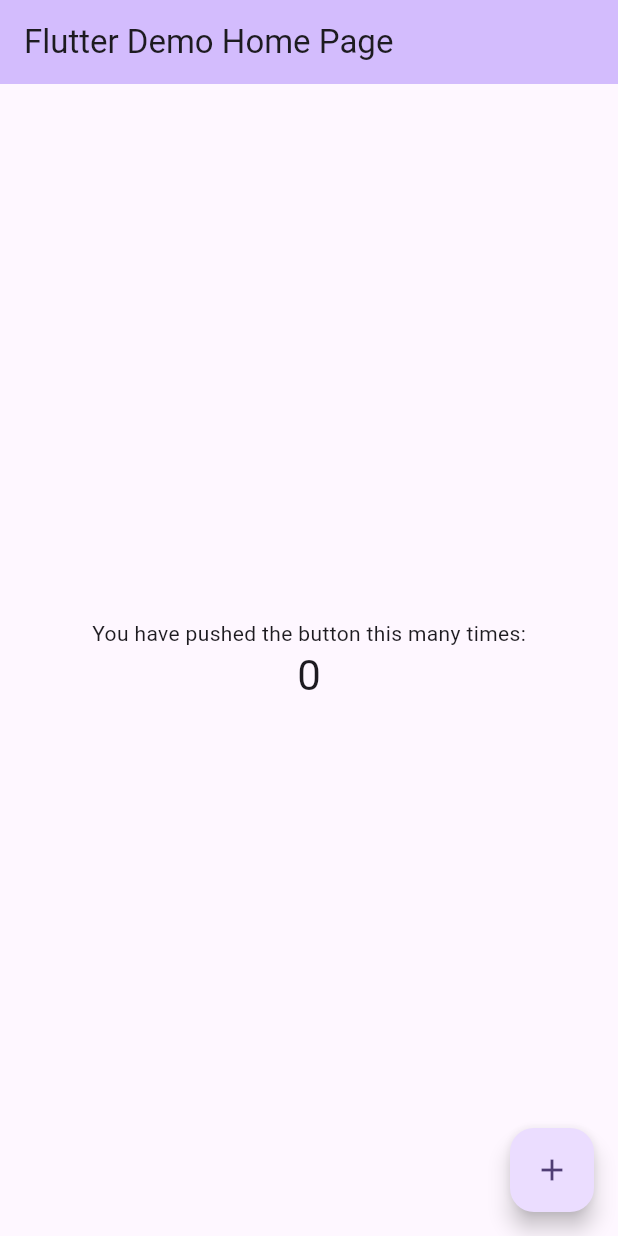
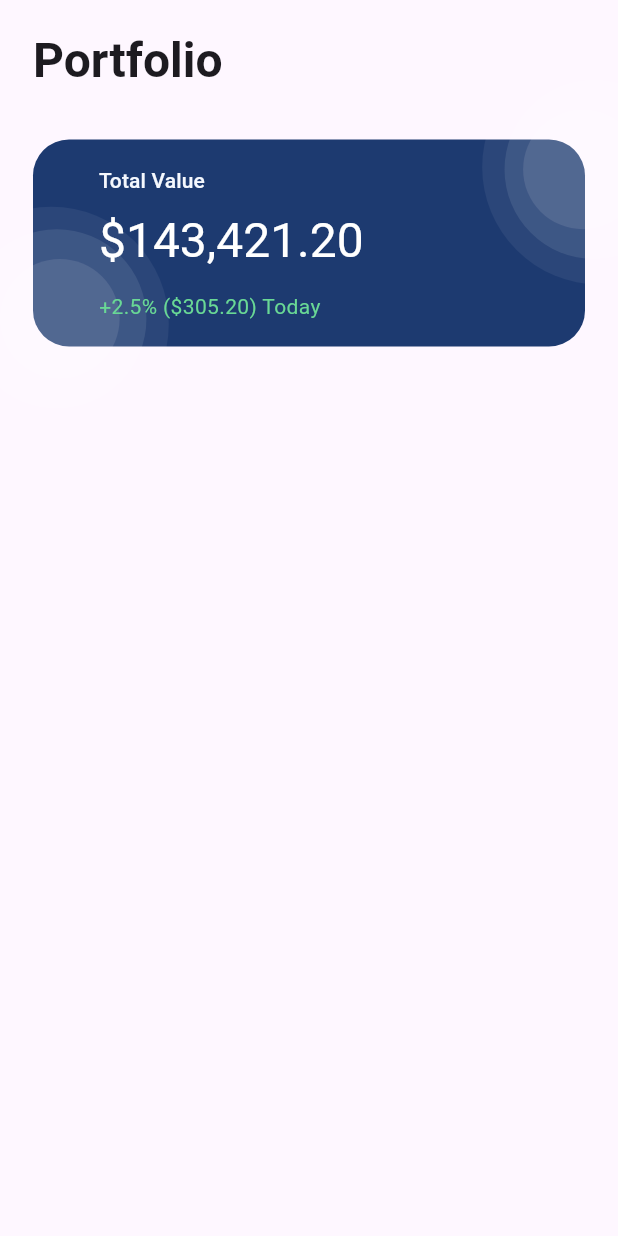
Before and after one commit to MohamedNaif/coin_gecko_graduation_project_metorship, a Flutter app: the screen it shows after launch, on a phone screen of 412 x 824 dp. Run offline on Flutter 3.47's test engine with Material 3 defaults, Android fonts, the phone set to English and light mode, and no system bars; our stand-ins replace audioplayers, cherry_toast, dio, easy_localization, equatable, firebase_core and 7 more; accounts and stored records are empty; generated files the repository leaves out were written again.

Commit message:
feat(portfolio): implement initial UI layout with summary card and bubble background
chore: add responsive size extension for width/height scaling

```diff
--- /dev/null
+++ b/devtools_options.yaml
@@ -0,0 +1,3 @@
+description: This file stores settings for Dart & Flutter DevTools.
+documentation: https://docs.flutter.dev/tools/devtools/extensions#configure-extension-enablement-states
+extensions:
--- a/lib/config/theme/app_colors.dart
+++ b/lib/config/theme/app_colors.dart
@@ -39,6 +39,9 @@ abstract class AppColors {
   static const Color black = Color(0xFF000000);
   static const Color transparent = Colors.transparent;
 
+  static const Color cardSummary = Color(0xff1D3A70);
+  static const Color lightGrayishBlue = Color(0xffF5F8FE);
+
   static const LinearGradient balanceCardDarkGradient = LinearGradient(
     begin: Alignment.topLeft,
     end: Alignment.bottomRight,
--- a/lib/core/extension/context_extention.dart
+++ b/lib/core/extension/context_extention.dart
@@ -6,9 +6,11 @@ extension ContextExtension on BuildContext {
   double get height => MediaQuery.sizeOf(this).height;
   double get width => MediaQuery.sizeOf(this).width;
 }
+
 extension TextThemeHelper on BuildContext {
   TextTheme get textTheme => Theme.of(this).textTheme;
 }
+
 class NavigationService {
   static final GlobalKey<NavigatorState> navigatorKey =
       GlobalKey<NavigatorState>();
@@ -60,7 +62,32 @@ extension ResponsiveAppExtensions on BuildContext {
 
 extension ResponsiveDouble on double {
   double get responsive => ResponsiveFontSize.getResponsiveFontSize(
-    NavigationService.navigatorKey.currentContext!,
-    this,
-  );
+        NavigationService.navigatorKey.currentContext!,
+        this,
+      );
 }
+
+extension ResponsiveContext on BuildContext {
+  double get realScreenWidth => isLandscape
+      ? MediaQuery.of(this).size.height
+      : MediaQuery.of(this).size.width;
+
+  double get realScreenHeight => isLandscape
+      ? MediaQuery.of(this).size.width
+      : MediaQuery.of(this).size.height;
+}
+
+/// Converts design-based width/height to responsive (device-scaled) values.
+extension ResponsiveSize on BuildContext {
+  double widthScale(double designWidth) {
+    final deviceWidth = MediaQuery.sizeOf(this).width;
+    const designScreenWidth = 375;
+    return designWidth * (deviceWidth / designScreenWidth);
+  }
+
+  double heightScale(double designHeight) {
+    final deviceHeight = MediaQuery.sizeOf(this).height;
+    const designScreenHeight = 827;
+    return designHeight * (deviceHeight / designScreenHeight);
+  }
+}
--- /dev/null
+++ b/lib/features/portfolio/page/portfolio_page.dart
@@ -0,0 +1,13 @@
+import 'package:coin_gecko_graduation_project_metorship/features/portfolio/widgets/portfolio_body.dart';
+import 'package:flutter/material.dart';
+
+class PortfolioPage extends StatelessWidget {
+  const PortfolioPage({super.key});
+
+  @override
+  Widget build(BuildContext context) {
+    return Scaffold(
+      body: PortfolioBody(),
+    );
+  }
+}
--- /dev/null
+++ b/lib/features/portfolio/widgets/portfolio_background.dart
@@ -0,0 +1,70 @@
+import 'package:coin_gecko_graduation_project_metorship/core/extension/context_extention.dart';
+import 'package:flutter/material.dart';
+
+class PortfolioBubbleBackground extends StatelessWidget {
+  const PortfolioBubbleBackground({
+    super.key,
+    this.isTopRight = true,
+  });
+
+  final bool isTopRight;
+
+  @override
+  Widget build(BuildContext context) {
+    return Positioned.fill(
+      child: Stack(
+        clipBehavior: Clip.none,
+        children: [
+          _bubble(
+              top: isTopRight
+                  ? context.heightScale(-20)
+                  : context.heightScale(80),
+              sideOffset: isTopRight
+                  ? -context.widthScale(35)
+                  : -context.widthScale(20),
+              size: context.heightScale(80),
+              opacity: 0.10),
+          _bubble(
+              top: isTopRight
+                  ? context.heightScale(-40)
+                  : context.heightScale(60),
+              sideOffset: isTopRight
+                  ? -context.widthScale(60)
+                  : -context.widthScale(40),
+              size: context.heightScale(120),
+              opacity: 0.09),
+          _bubble(
+              top: isTopRight
+                  ? context.heightScale(-60)
+                  : context.heightScale(45),
+              sideOffset: isTopRight
+                  ? -context.widthScale(80)
+                  : -context.widthScale(60),
+              size: context.heightScale(157),
+              opacity: 0.06),
+        ],
+      ),
+    );
+  }
+
+  Widget _bubble({
+    required double top,
+    required double sideOffset,
+    required double size,
+    required double opacity,
+  }) {
+    return Positioned(
+      top: top,
+      right: isTopRight ? sideOffset : null,
+      left: isTopRight ? null : sideOffset,
+      child: Container(
+        width: size,
+        height: size,
+        decoration: BoxDecoration(
+          shape: BoxShape.circle,
+          color: Colors.white.withValues(alpha: opacity),
+        ),
+      ),
+    );
+  }
+}
--- /dev/null
+++ b/lib/features/portfolio/widgets/portfolio_body.dart
@@ -0,0 +1,35 @@
+import 'package:coin_gecko_graduation_project_metorship/core/extension/context_extention.dart';
+import 'package:coin_gecko_graduation_project_metorship/features/portfolio/widgets/portfolio_summary_card.dart';
+import 'package:flutter/material.dart';
+
+class PortfolioBody extends StatelessWidget {
+  const PortfolioBody({super.key});
+
+  @override
+  Widget build(BuildContext context) {
+    return SafeArea(
+      child: CustomScrollView(
+        physics: const BouncingScrollPhysics(),
+        slivers: [
+          SliverPadding(
+            padding: const EdgeInsets.only(right: 22, left: 22, top: 20),
+            sliver: SliverToBoxAdapter(
+              child: Column(
+                crossAxisAlignment: CrossAxisAlignment.start,
+                children: [
+                  Text(
+                    'Portfolio',
+                    style: context.textTheme.headlineLarge
+                        ?.copyWith(fontWeight: FontWeight.w700),
+                  ),
+                  const SizedBox(height: 33),
+                  const PortfolioSummaryCard(),
+                ],
+              ),
+            ),
+          ),
+        ],
+      ),
+    );
+  }
+}
--- /dev/null
+++ b/lib/features/portfolio/widgets/portfolio_summary_card.dart
@@ -0,0 +1,38 @@
+import 'package:coin_gecko_graduation_project_metorship/config/theme/app_colors.dart';
+import 'package:coin_gecko_graduation_project_metorship/features/portfolio/widgets/portfolio_background.dart';
+import 'package:coin_gecko_graduation_project_metorship/features/portfolio/widgets/portfolio_summary_content.dart';
+import 'package:flutter/material.dart';
+
+class PortfolioSummaryCard extends StatelessWidget {
+  const PortfolioSummaryCard({super.key});
+
+  @override
+  Widget build(BuildContext context) {
+    return Container(
+      width: double.infinity,
+      decoration: _decoration(),
+      child: Stack(
+        clipBehavior: Clip.none,
+        children: [
+          const PortfolioBubbleBackground(
+            isTopRight: false,
+          ),
+          const PortfolioBubbleBackground(
+            isTopRight: true,
+          ),
+          Padding(
+            padding: const EdgeInsets.symmetric(horizontal: 44, vertical: 17),
+            child: PortfolioSummaryContent(),
+          ),
+        ],
+      ),
+    );
+  }
+
+  BoxDecoration _decoration() {
+    return BoxDecoration(
+      borderRadius: BorderRadius.circular(24),
+      color: AppColors.cardSummary,
+    );
+  }
+}
--- /dev/null
+++ b/lib/features/portfolio/widgets/portfolio_summary_content.dart
@@ -0,0 +1,36 @@
+import 'package:coin_gecko_graduation_project_metorship/config/theme/app_colors.dart';
+import 'package:coin_gecko_graduation_project_metorship/core/extension/context_extention.dart';
+import 'package:flutter/material.dart';
+
+class PortfolioSummaryContent extends StatelessWidget {
+  const PortfolioSummaryContent({
+    super.key,
+  });
+
+  @override
+  Widget build(BuildContext context) {
+    return Column(
+      crossAxisAlignment: CrossAxisAlignment.start,
+      children: [
+        Text(
+          'Total Value',
+          style: context.textTheme.labelLarge
+              ?.copyWith(color: AppColors.lightGrayishBlue),
+        ),
+        SizedBox(height: 10),
+        Text(
+          '\$143,421.20',
+          style: context.textTheme.headlineLarge?.copyWith(
+            color: Colors.white,
+          ),
+        ),
+        SizedBox(height: 14),
+        Text(
+          '+2.5% (\$305.20) Today',
+          style: context.textTheme.bodyMedium
+              ?.copyWith(color: AppColors.successLight),
+        ),
+      ],
+    );
+  }
+}
--- a/lib/main.dart
+++ b/lib/main.dart
@@ -1,9 +1,8 @@
-import 'package:coin_gecko_graduation_project_metorship/config/routing/app_router.dart';
-import 'package:coin_gecko_graduation_project_metorship/core/di/di.dart';
+import 'package:coin_gecko_graduation_project_metorship/features/portfolio/page/portfolio_page.dart';
 import 'package:flutter/material.dart';
 
 void main() {
-  configureDependencies();
+  // configureDependencies();
   runApp(const MyApp());
 }
 
@@ -14,114 +13,8 @@ class MyApp extends StatelessWidget {
   @override
   Widget build(BuildContext context) {
     return MaterialApp(
-      title: 'Flutter Demo',
       debugShowCheckedModeBanner: false,
-      onGenerateRoute: AppRouter().generateRoute,
-      theme: ThemeData(
-        // This is the theme of your application.
-        //
-        // TRY THIS: Try running your application with "flutter run". You'll see
-        // the application has a purple toolbar. Then, without quitting the app,
-        // try changing the seedColor in the colorScheme below to Colors.green
-        // and then invoke "hot reload" (save your changes or press the "hot
-        // reload" button in a Flutter-supported IDE, or press "r" if you used
-        // the command line to start the app).
-        //
-        // Notice that the counter didn't reset back to zero; the application
-        // state is not lost during the reload. To reset the state, use hot
-        // restart instead.
-        //
-        // This works for code too, not just values: Most code changes can be
-        // tested with just a hot reload.
-        colorScheme: ColorScheme.fromSeed(seedColor: Colors.deepPurple),
-      ),
-      home: const MyHomePage(title: 'Flutter Demo Home Page'),
+      home: const PortfolioPage(),
     );
   }
 }
-
-class MyHomePage extends StatefulWidget {
-  const MyHomePage({super.key, required this.title});
-
-  // This widget is the home page of your application. It is stateful, meaning
-  // that it has a State object (defined below) that contains fields that affect
-  // how it looks.
-
-  // This class is the configuration for the state. It holds the values (in this
-  // case the title) provided by the parent (in this case the App widget) and
-  // used by the build method of the State. Fields in a Widget subclass are
-  // always marked "final".
-
-  final String title;
-
-  @override
-  State<MyHomePage> createState() => _MyHomePageState();
-}
-
-class _MyHomePageState extends State<MyHomePage> {
-  int _counter = 0;
-
-  void _incrementCounter() {
-    setState(() {
-      // This call to setState tells the Flutter framework that something has
-      // changed in this State, which causes it to rerun the build method below
-      // so that the display can reflect the updated values. If we changed
-      // _counter without calling setState(), then the build method would not be
-      // called again, and so nothing would appear to happen.
-      _counter++;
-    });
-  }
-
-  @override
-  Widget build(BuildContext context) {
-    // This method is rerun every time setState is called, for instance as done
-    // by the _incrementCounter method above.
-    //
-    // The Flutter framework has been optimized to make rerunning build methods
-    // fast, so that you can just rebuild anything that needs updating rather
-    // than having to individually change instances of widgets.
-    return Scaffold(
-      appBar: AppBar(
-        // TRY THIS: Try changing the color here to a specific color (to
-        // Colors.amber, perhaps?) and trigger a hot reload to see the AppBar
-        // change color while the other colors stay the same.
-        backgroundColor: Theme.of(context).colorScheme.inversePrimary,
-        // Here we take the value from the MyHomePage object that was created by
-        // the App.build method, and use it to set our appbar title.
-        title: Text(widget.title),
-      ),
-      body: Center(
-        // Center is a layout widget. It takes a single child and positions it
-        // in the middle of the parent.
-        child: Column(
-          // Column is also a layout widget. It takes a list of children and
-          // arranges them vertically. By default, it sizes itself to fit its
-          // children horizontally, and tries to be as tall as its parent.
-          //
-          // Column has various properties to control how it sizes itself and
-          // how it positions its children. Here we use mainAxisAlignment to
-          // center the children vertically; the main axis here is the vertical
-          // axis because Columns are vertical (the cross axis would be
-          // horizontal).
-          //
-          // TRY THIS: Invoke "debug painting" (choose the "Toggle Debug Paint"
-          // action in the IDE, or press "p" in the console), to see the
-          // wireframe for each widget.
-          mainAxisAlignment: MainAxisAlignment.center,
-          children: <Widget>[
-            const Text('You have pushed the button this many times:'),
-            Text(
-              '$_counter',
-              style: Theme.of(context).textTheme.headlineMedium,
-            ),
-          ],
-        ),
-      ),
-      floatingActionButton: FloatingActionButton(
-        onPressed: _incrementCounter,
-        tooltip: 'Increment',
-        child: const Icon(Icons.add),
-      ), // This trailing comma makes auto-formatting nicer for build methods.
-    );
-  }
-}
--- a/pubspec.yaml
+++ b/pubspec.yaml
@@ -45,8 +45,6 @@ dependencies:
   pretty_dio_logger: ^1.4.0
   retrofit: ^4.9.1
   shimmer: ^3.0.0
-  cached_network_image: ^3.4.1
-  flutter_svg: ^2.2.2
   firebase_core: ^4.2.1
   toastification: ^3.0.3
 
@@ -71,7 +69,7 @@ flutter:
   # To add assets to your application, add an assets section, like this:
   assets:
      - assets/icons/
-     - assets/onboarding
+     - assets/onboarding/
      - assets/
   #   - images/a_dot_ham.jpeg
   # An image asset can refer to one or more resolution-specific "variants", see
```
Also changed, not shown: pubspec.lock, 6 other files.
